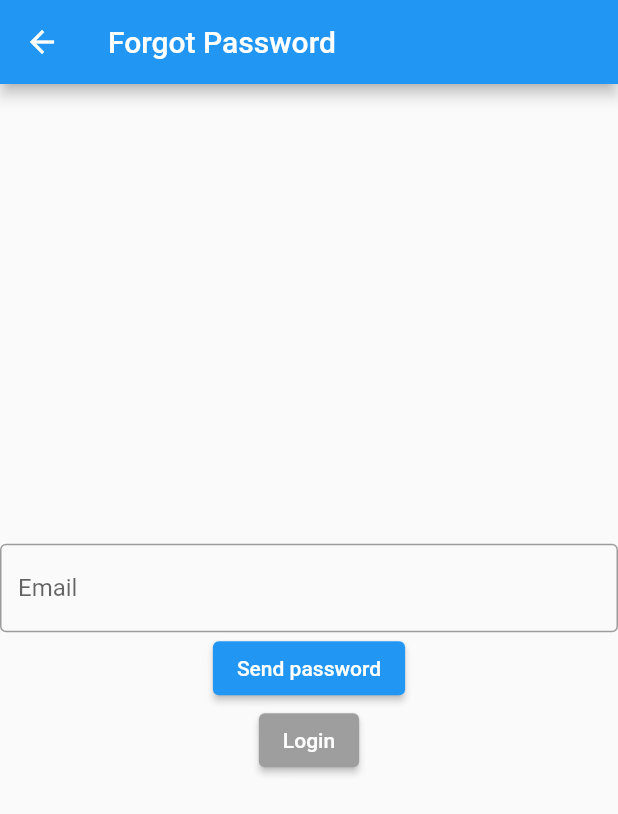
After one commit to vongocanhthi/firebase_tutorial, a Flutter app: the screen it shows after launch, after a tap on "Forgot password", on a phone screen of 412 x 824 dp. The commit adds this screen. Shown: the top 814 px of the screen. Run offline on Flutter 3.47's test engine with Material 2 defaults, Android fonts, the phone set to English and light mode, and no system bars; our stand-ins replace firebase_auth, firebase_core; accounts and stored records are empty.

Commit message:
forgot password, send email

```diff
--- a/lib/firebase_service.dart
+++ b/lib/firebase_service.dart
@@ -5,7 +5,8 @@ import 'package:firebase_auth/firebase_auth.dart';
 class FirebaseService {
   FirebaseAuth _auth = FirebaseAuth.instance;
 
-  Future<String> createUserWithEmailAndPassword(String email, String password) async {
+  Future<String> createUserWithEmailAndPassword(
+      String email, String password) async {
     String result = "";
     try {
       UserCredential userCredential =
@@ -18,7 +19,7 @@ class FirebaseService {
         result = "success";
       }
     } on FirebaseAuthException catch (e) {
-      if(e.code == "email-already-in-use"){
+      if (e.code == "email-already-in-use") {
         print("Tài khoản đã tồn tại");
         result = "email-already-in-use";
       }
@@ -27,7 +28,8 @@ class FirebaseService {
     return result;
   }
 
-  Future<String> signInWithEmailAndPassword(String email, String password) async {
+  Future<String> signInWithEmailAndPassword(
+      String email, String password) async {
     String result = "";
     try {
       UserCredential userCredential = await _auth.signInWithEmailAndPassword(
@@ -63,6 +65,25 @@ class FirebaseService {
     }
   }
 
+  Future<String> sendPasswordResetEmail(String email) async {
+    String result = "";
+    try {
+      await _auth.sendPasswordResetEmail(email: email);
+    } on FirebaseAuthException catch (e) {
+      if(e.code == "user-not-found"){
+        print("Tài khoản không tồn tại");
+        result = "user-not-found";
+      }else if(e.code == "invalid-email"){
+        print("Email không đúng định dạng");
+        result = "invalid-email";
+      }else{
+        result = "error";
+      }
+      print("${e.code} : ${e.message}");
+    }
+    return result;
+  }
+
   void deleteUser() async {
     try {
       await _auth.currentUser!.delete();
--- /dev/null
+++ b/lib/forgot_password_page.dart
@@ -0,0 +1,86 @@
+import 'package:firebase_tutorial/firebase_service.dart';
+import 'package:firebase_tutorial/util.dart';
+import 'package:flutter/cupertino.dart';
+import 'package:flutter/material.dart';
+import 'package:flutter/rendering.dart';
+
+class ForgotPasswordPage extends StatefulWidget {
+  @override
+  _ForgotPasswordPageState createState() => _ForgotPasswordPageState();
+}
+
+class _ForgotPasswordPageState extends State<ForgotPasswordPage> {
+  String _email = "";
+  bool _isClick = true;
+
+  @override
+  Widget build(BuildContext context) {
+    return Scaffold(
+      appBar: AppBar(
+        title: Text("Forgot Password"),
+      ),
+      body: Column(
+        mainAxisAlignment: MainAxisAlignment.center,
+        children: [
+          TextField(
+            onChanged: (value) {
+              _email = value;
+            },
+            decoration: InputDecoration(
+              border: OutlineInputBorder(),
+              hintText: "Email",
+            ),
+            keyboardType: TextInputType.emailAddress,
+          ),
+          ElevatedButton(
+            onPressed: () async {
+              if (_isClick) {
+                if (_email.isEmpty) {
+                  Toast(context, "Vui lòng nhập email");
+                } else {
+                  String result =
+                      await FirebaseService().sendPasswordResetEmail(_email);
+                  if (result == "user-not-found") {
+                    Toast(context, "Tài khoản không tồn tại");
+                  } else if (result == "invalid-email") {
+                    Toast(
+                        context,
+                        "Email không đúng định dạng"
+                        "");
+                  } else if (result == "error") {
+                    Toast(context, "error");
+                  } else if (result == "") {
+                    setState(() {
+                      _isClick = false;
+                      Toast(context,
+                          "Reset password thành công. Vui lòng kiểm tra email");
+                      Future.delayed(Duration(seconds: 5)).then((value) {
+                        setState(() {
+                          _isClick = true;
+                        });
+                      });
+                    });
+                  }
+                }
+              }
+            },
+            style: ButtonStyle(
+              backgroundColor: MaterialStateProperty.all(
+                  _isClick ? Colors.blue : Colors.grey),
+            ),
+            child: Text("Send password"),
+          ),
+          ElevatedButton(
+            onPressed: () {
+              Navigator.pop(context);
+            },
+            style: ButtonStyle(
+              backgroundColor: MaterialStateProperty.all(Colors.grey),
+            ),
+            child: Text("Login"),
+          ),
+        ],
+      ),
+    );
+  }
+}
--- a/lib/login_page.dart
+++ b/lib/login_page.dart
@@ -6,6 +6,7 @@ import 'package:flutter/cupertino.dart';
 import 'package:flutter/material.dart';
 
 import 'firebase_service.dart';
+import 'forgot_password_page.dart';
 
 class LoginPage extends StatefulWidget {
   @override
@@ -88,6 +89,20 @@ class _LoginPageState extends State<LoginPage> {
                 Navigator.push(
                   context,
                   MaterialPageRoute(
+                    builder: (context) => ForgotPasswordPage(),
+                  ),
+                );
+              },
+              style: ButtonStyle(
+                backgroundColor: MaterialStateProperty.all(Colors.red),
+              ),
+              child: Text("Forgot password"),
+            ),
+            ElevatedButton(
+              onPressed: () {
+                Navigator.push(
+                  context,
+                  MaterialPageRoute(
                     builder: (context) => RegisterPage(),
                   ),
                 );
```
